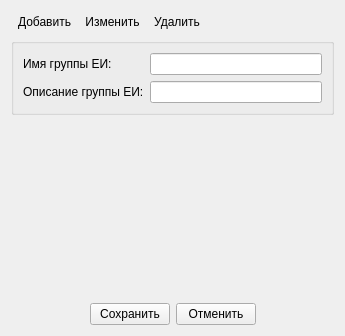
First picture: the form in src/plugins/modeleride/propentitygroup.ui, repository rdnvndr/raindrop, before the edit.
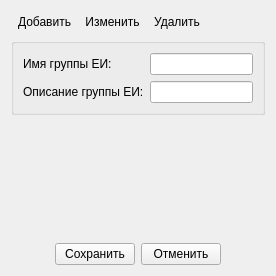
Second picture: the form after the edit. Icons and pictures are not drawn.

Commit message: Исправлено редактирование группы сущности ЕИ

```diff
--- a/src/plugins/modeleride/propentitygroup.ui
+++ b/src/plugins/modeleride/propentitygroup.ui
@@ -6,8 +6,8 @@
    <rect>
     <x>0</x>
     <y>0</y>
-    <width>345</width>
-    <height>336</height>
+    <width>276</width>
+    <height>276</height>
    </rect>
   </property>
   <property name="windowTitle">
```
Left out of the diff: 25 changed lines with no effect on the pictures. The commit also changes 2 other files.
